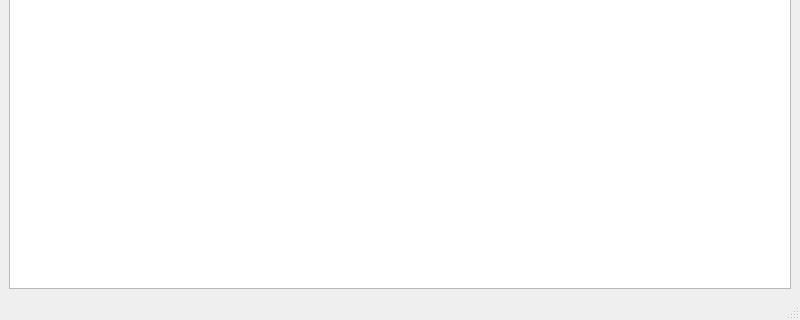
ethancfung/Sorting-Pathfinding-Algorithm-Visualizer, file gui/GraphicsTest/mainwindow.ui: the form before one commit; both pictures show x 0 to 800 and y 280 to 600 of the 800 by 600 pixel window.
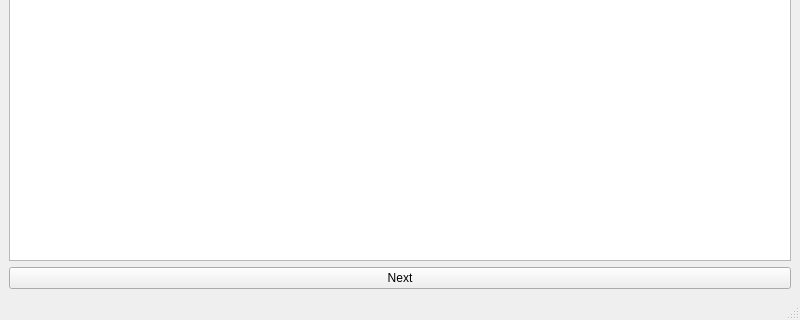
The form after the commit.

The edit to the form file:
```diff
--- a/gui/GraphicsTest/mainwindow.ui
+++ b/gui/GraphicsTest/mainwindow.ui
@@ -18,6 +18,13 @@
     <item row="0" column="0">
      <widget class="QGraphicsView" name="graphicsView"/>
     </item>
+    <item row="1" column="0">
+     <widget class="QPushButton" name="nextButton">
+      <property name="text">
+       <string>Next</string>
+      </property>
+     </widget>
+    </item>
    </layout>
   </widget>
   <widget class="QMenuBar" name="menubar">
```
